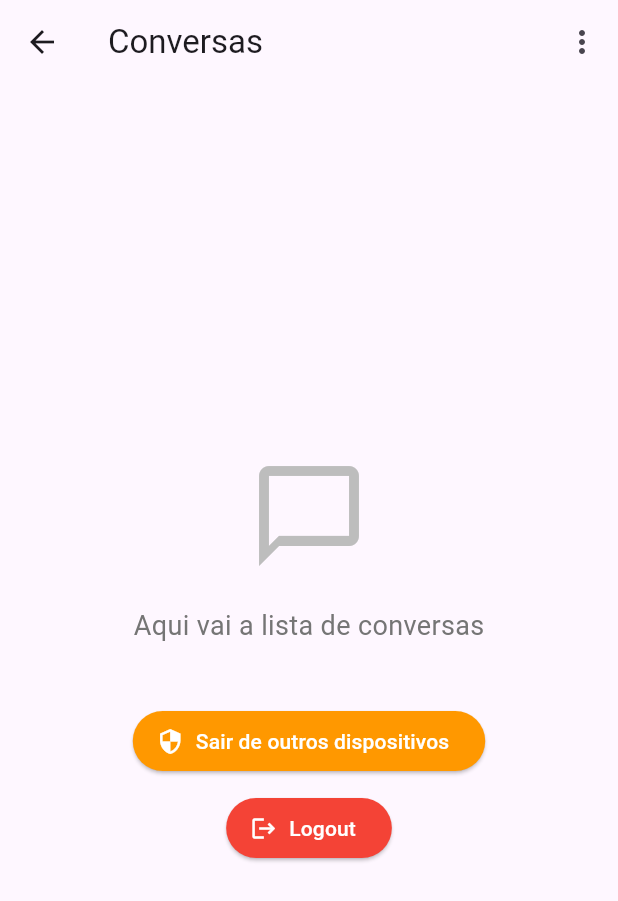
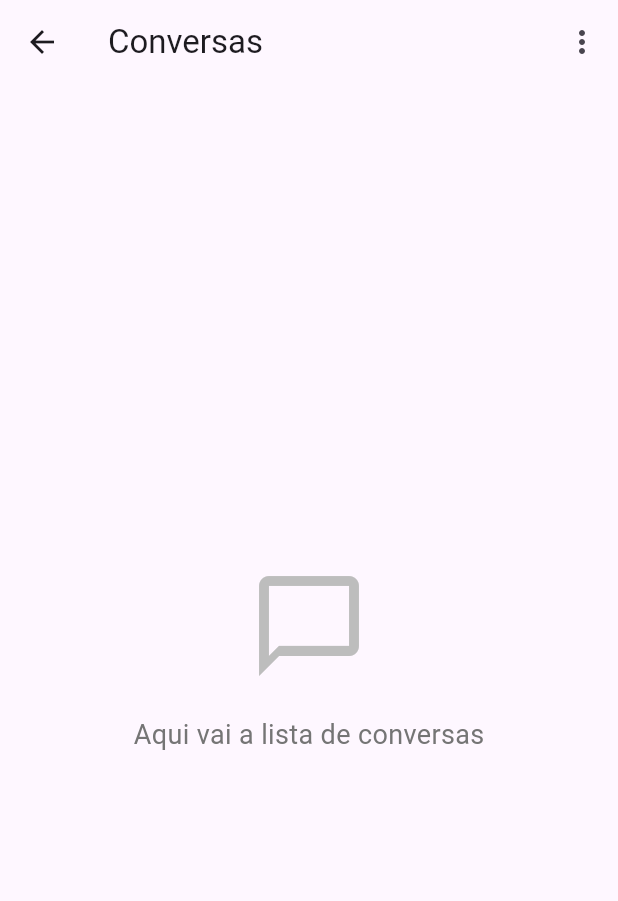
Before and after one commit to wagnerlthe7-beep/aplicativo-chat-Erl, a Flutter app: the ChatListPage screen opened by its route, on a phone screen of 412 x 824 dp. Shown: the top 901 px of the screen. Run offline on Flutter 3.47's test engine with Material 3 defaults, Android fonts, the phone set to English and light mode, and no system bars; our stand-ins replace firebase_auth, firebase_core, flutter_secure_storage; accounts and stored records are empty.

```diff
--- a/client_flutter/lib/chat_list_page.dart
+++ b/client_flutter/lib/chat_list_page.dart
@@ -111,33 +111,6 @@ class _ChatListPageState extends State<ChatListPage> {
                 color: Colors.grey[600],
               ),
             ),
-            SizedBox(height: 40),
-            if (_isLoading)
-              CircularProgressIndicator()
-            else
-              Column(
-                children: [
-                  ElevatedButton.icon(
-                    onPressed: _revokeOtherSessions,
-                    icon: Icon(Icons.security),
-                    label: Text('Sair de outros dispositivos'),
-                    style: ElevatedButton.styleFrom(
-                      backgroundColor: Colors.orange,
-                      foregroundColor: Colors.white,
-                    ),
-                  ),
-                  SizedBox(height: 10),
-                  ElevatedButton.icon(
-                    onPressed: _logout,
-                    icon: Icon(Icons.logout),
-                    label: Text('Logout'),
-                    style: ElevatedButton.styleFrom(
-                      backgroundColor: Colors.red,
-                      foregroundColor: Colors.white,
-                    ),
-                  ),
-                ],
-              ),
           ],
         ),
       ),
@@ -150,8 +123,8 @@ class _ChatListPageState extends State<ChatListPage> {
       builder: (context) => AlertDialog(
         title: Text('Sair de outros dispositivos'),
         content: Text(
-          'Isso irá desconectar todos os outros dispositivos que estão usando sua conta. '
-          'Eles precisarão fazer login novamente. Deseja continuar?',
+          'Isso irá desconectar este dispositivo e todos os outros dispositivos que estão usando sua conta. '
+          'Você precisará fazer login novamente em todos os dispositivos. Deseja continuar?',
         ),
         actions: [
           TextButton(
```
Also changed, not shown: client_flutter/lib/auth_service.dart (+17 -13 lines), 5 other files.
